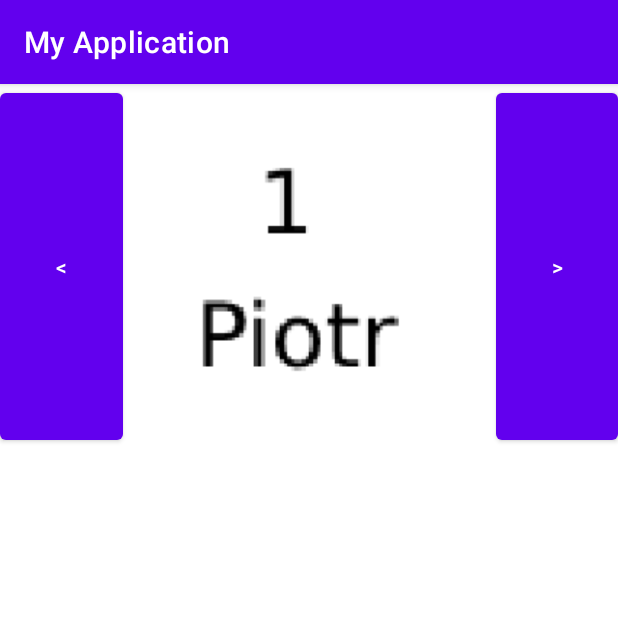
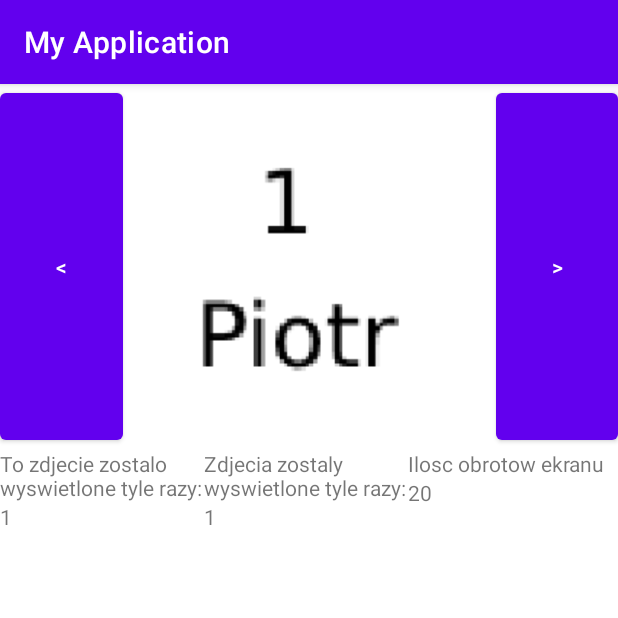
Before and after one commit to Piotrek-hub/android-sprawdzian, an Android app: the screen it shows after launch (MainActivity), on a phone screen of 412 x 824 dp, the top half of it. Run offline under Robolectric (Android 15) with nearby library versions, the phone set to English and light mode, and no system bars.

Commit message:
Middle part

```diff
--- a/app/src/main/java/com/example/myapplication/Image.java
+++ b/app/src/main/java/com/example/myapplication/Image.java
@@ -1,4 +1,6 @@
 package com.example.myapplication;
+
+import android.util.Log;
 
 public class Image {
     int resourceID;
@@ -9,8 +11,16 @@ public class Image {
 
     }
 
+    void incrementCounter() {
+        this.counter += 1;
+    }
+
     int getResourceID() {
+        this.incrementCounter();
         return this.resourceID;
     }
 
+    int getCounter() {
+        return this.counter;
+    }
 }
--- a/app/src/main/java/com/example/myapplication/MainActivity.java
+++ b/app/src/main/java/com/example/myapplication/MainActivity.java
@@ -3,9 +3,11 @@ package com.example.myapplication;
 import androidx.appcompat.app.AppCompatActivity;
 
 import android.os.Bundle;
+import android.util.Log;
 import android.view.View;
 import android.widget.Button;
 import android.widget.ImageView;
+import android.widget.TextView;
 
 public class MainActivity extends AppCompatActivity {
     ImageView topSectionImage;
@@ -22,6 +24,8 @@ public class MainActivity extends AppCompatActivity {
         setContentView(R.layout.activity_main);
         this.topSectionImage = (ImageView) findViewById(R.id.topImage);
         topSectionImage.setImageResource(imagesWithOrder[currentResource].getResourceID());
+
+        displayImagesInfo();
     }
 
     private void changeResource(int value) {
@@ -38,12 +42,32 @@ public class MainActivity extends AppCompatActivity {
     {
         this.changeResource(-1);
         this.topSectionImage.setImageResource(imagesWithOrder[currentResource].getResourceID());
-
+        displayImagesInfo();
     }
 
     public void onClickNext(View v)
     {
         this.changeResource(1);
         this.topSectionImage.setImageResource(imagesWithOrder[currentResource].getResourceID());
+        displayImagesInfo();
+    }
+
+    private int countAllImagesValues() {
+        int sum = 0;
+        for(Image img : imagesWithOrder) {
+            sum += img.getCounter();
+        }
+        return sum;
+    }
+
+    private void displayImagesInfo() {
+        TextView currentImageValueView = (TextView) findViewById(R.id.currentImageValue);
+        TextView allImagesValueView = (TextView) findViewById(R.id.allImagesValue);
+
+        String currentImageValue = Integer.toString(imagesWithOrder[currentResource].getCounter());
+        currentImageValueView.setText(currentImageValue);
+
+        String allImagesValue = Integer.toString(countAllImagesValues());
+        allImagesValueView.setText(allImagesValue);
     }
 }
--- a/app/src/main/res/layout/activity_main.xml
+++ b/app/src/main/res/layout/activity_main.xml
@@ -8,7 +8,7 @@
 
     <LinearLayout
         android:id="@+id/linearLayout"
-        android:layout_width="0dp"
+        android:layout_width="match_parent"
         android:layout_height="243.3dp"
         android:orientation="horizontal"
         app:layout_constraintEnd_toEndOf="parent"
@@ -39,5 +39,78 @@
             android:text="@string/buttonNextContent" />
     </LinearLayout>
 
+    <LinearLayout
+        android:id="@+id/linearLayout3"
+        android:layout_width="match_parent"
+        android:layout_height="243.3dp"
+        android:orientation="horizontal"
+        app:layout_constraintEnd_toEndOf="parent"
+        app:layout_constraintStart_toStartOf="parent"
+        app:layout_constraintTop_toBottomOf="@+id/linearLayout">
+
+        <LinearLayout
+            android:layout_width="136dp"
+            android:layout_height="match_parent"
+            android:orientation="vertical">
+
+            <TextView
+                android:id="@+id/currentImageLabel"
+                android:layout_width="match_parent"
+                android:layout_height="wrap_content"
+                android:text="To zdjecie zostalo wyswietlone tyle razy:" />
+
+            <TextView
+                android:id="@+id/currentImageValue"
+                android:layout_width="match_parent"
+                android:layout_height="wrap_content"
+                android:text="69" />
+        </LinearLayout>
+
+        <LinearLayout
+            android:layout_width="136dp"
+            android:layout_height="match_parent"
+            android:orientation="vertical">
+
+            <TextView
+                android:id="@+id/allImagesLabel"
+                android:layout_width="match_parent"
+                android:layout_height="wrap_content"
+                android:text="Zdjecia zostaly wyswietlone tyle razy:" />
+
+            <TextView
+                android:id="@+id/allImagesValue"
+                android:layout_width="match_parent"
+                android:layout_height="wrap_content"
+                android:text="420" />
+        </LinearLayout>
+
+        <LinearLayout
+            android:layout_width="136dp"
+            android:layout_height="match_parent"
+            android:orientation="vertical">
+
+            <TextView
+                android:id="@+id/textView10"
+                android:layout_width="match_parent"
+                android:layout_height="wrap_content"
+                android:text="Ilosc obrotow ekranu" />
+
+            <TextView
+                android:id="@+id/textView9"
+                android:layout_width="match_parent"
+                android:layout_height="wrap_content"
+                android:text="20" />
+        </LinearLayout>
+    </LinearLayout>
+
+    <LinearLayout
+        android:layout_width="match_parent"
+        android:layout_height="243.3dp"
+        android:orientation="horizontal"
+        app:layout_constraintBottom_toBottomOf="parent"
+        app:layout_constraintEnd_toEndOf="parent"
+        app:layout_constraintStart_toStartOf="parent"
+        app:layout_constraintTop_toBottomOf="@+id/linearLayout3"></LinearLayout>
+
 
 </androidx.constraintlayout.widget.ConstraintLayout>
```
